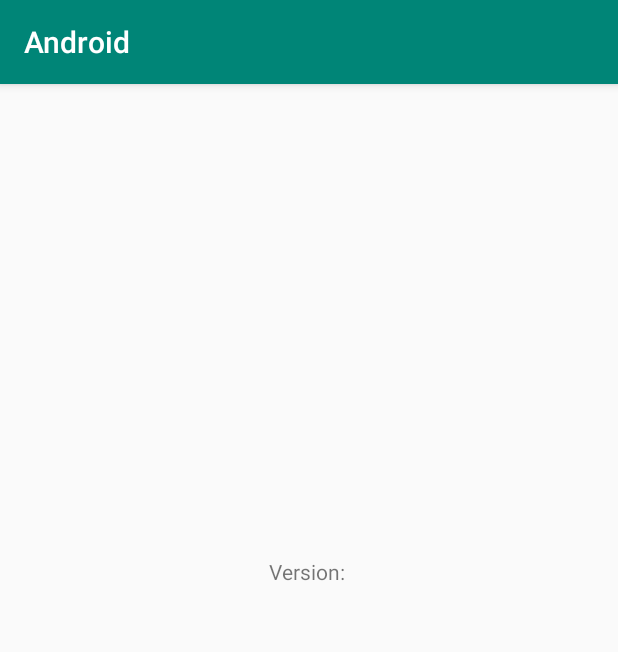
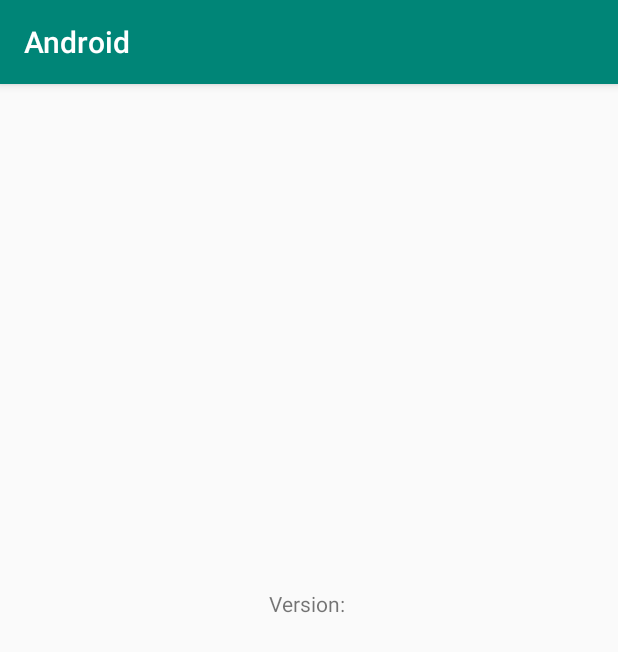
Before and after one commit to Didred/Android, an Android app: the screen it shows after launch (MainActivity), on a phone screen of 412 x 824 dp. Shown: the top 652 px of the screen. Run offline under Robolectric (Android 15) with nearby library versions, the phone set to English and light mode, and no system bars; 1 statement that could not run was skipped.

Commit message:
Fix bugs

```diff
--- a/app/src/main/java/com/example/didred/android/MainActivity.java
+++ b/app/src/main/java/com/example/didred/android/MainActivity.java
@@ -10,6 +10,7 @@ import android.app.AlertDialog;
 import android.support.v7.app.AppCompatActivity;
 import android.os.Bundle;
 import android.telephony.TelephonyManager;
+import android.util.Log;
 import android.widget.TextView;
 
 public class MainActivity extends AppCompatActivity {
@@ -29,6 +30,31 @@ public class MainActivity extends AppCompatActivity {
         String imei = getIMEI();
         if (!imei.equals("")) imeiView.setText(String.format("%s: %s", imeiName, imei));
     }
+
+    @Override
+    protected void onDestroy() {
+        Log.d("1","onDestroy");
+        super.onDestroy();
+    }
+
+    @Override
+    protected void onStart() {
+        Log.d("2","onStart");
+        super.onStart();
+    }
+
+    @Override
+    protected void onStop() {
+        Log.d("2","onStop");
+        super.onStop();
+    }
+
+    @Override
+    protected void onPause() {
+        Log.d("2","onPause");
+        super.onPause();
+    }
+
 
     private void showPermissionExplanation() {
         AlertDialog.Builder dialogBuilder = new AlertDialog.Builder(this);
--- a/app/src/main/res/layout/activity_main.xml
+++ b/app/src/main/res/layout/activity_main.xml
@@ -12,22 +12,22 @@
         android:layout_width="wrap_content"
         android:layout_height="wrap_content"
         app:layout_constraintBottom_toBottomOf="parent"
-        app:layout_constraintHorizontal_bias="0.501"
+        app:layout_constraintHorizontal_bias="0.5"
         app:layout_constraintLeft_toLeftOf="parent"
         app:layout_constraintRight_toRightOf="parent"
         app:layout_constraintTop_toTopOf="parent"
-        app:layout_constraintVertical_bias="0.421" />
+        app:layout_constraintVertical_bias="0.45" />
 
     <TextView
         android:id="@+id/imeiView"
         android:layout_width="wrap_content"
         android:layout_height="wrap_content"
         app:layout_constraintBottom_toBottomOf="parent"
-        app:layout_constraintHorizontal_bias="0.501"
+        app:layout_constraintHorizontal_bias="0.5"
         app:layout_constraintLeft_toLeftOf="parent"
         app:layout_constraintRight_toRightOf="parent"
         app:layout_constraintTop_toTopOf="parent"
-        app:layout_constraintVertical_bias="0.577" />
+        app:layout_constraintVertical_bias="0.55" />
 
 
 </android.support.constraint.ConstraintLayout>
```
